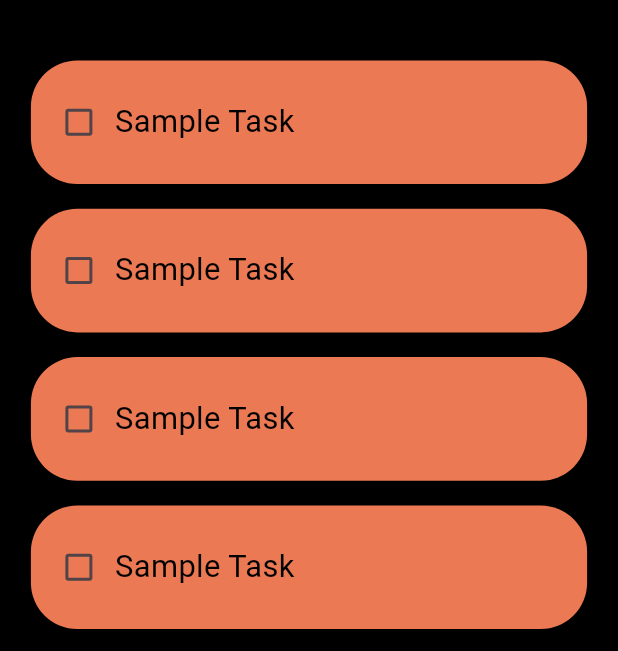
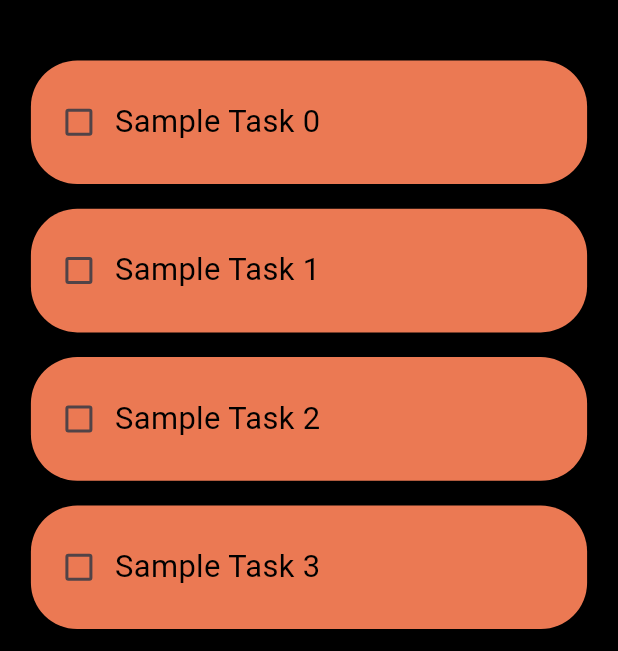
Before and after one commit to Layanga-Rajapakshe/TaskBuddy, a Flutter app: the screen it shows after launch, on a phone screen of 412 x 824 dp. Shown: the part 432-1083 px from the top of the screen. Run offline on Flutter 3.47's test engine with Material 3 defaults, Android fonts, the phone set to English and light mode, and no system bars; our stand-ins replace device_preview, google_fonts; Roboto replaces fonts that are missing (Numans).

Commit message:
updated task page

```diff
--- /dev/null
+++ b/taskbuddy/devtools_options.yaml
@@ -0,0 +1,3 @@
+description: This file stores settings for Dart & Flutter DevTools.
+documentation: https://docs.flutter.dev/tools/devtools/extensions#configure-extension-enablement-states
+extensions:
--- a/taskbuddy/lib/main.dart
+++ b/taskbuddy/lib/main.dart
@@ -2,9 +2,15 @@
 import 'package:taskbuddy/addTask.dart';
 import 'package:google_fonts/google_fonts.dart';
 import 'package:taskbuddy/task.dart';
+import 'package:device_preview/device_preview.dart';
 
 void main() {
-  runApp(const MyApp());
+  runApp(
+    DevicePreview(
+    enabled: true,
+    builder: (context) => const MyApp(), // Wrap your app
+  ),
+    );
 }
 
 class MyApp extends StatelessWidget {
@@ -93,7 +99,7 @@
                   children:
                     List.generate(
                       10,
-                      (index) => Task(),
+                      (index) => Task(taskName: "Sample Task $index"),
                       )
                 )
               ],
--- a/taskbuddy/lib/task.dart
+++ b/taskbuddy/lib/task.dart
@@ -1,12 +1,20 @@
 import 'package:flutter/material.dart';
 import 'package:google_fonts/google_fonts.dart';
 
-class Task extends StatelessWidget {
-  const Task({super.key});
+class Task extends StatefulWidget {
+  final String taskName;
+
+  const Task({super.key, required this.taskName});
+
+  @override
+  State<Task> createState() => _TaskState();
+}
+
+class _TaskState extends State<Task> {
+  bool status = false;
 
   @override
   Widget build(BuildContext context) {
-
     double screenHeight = MediaQuery.of(context).size.height;
     double screenWidth = MediaQuery.of(context).size.width;
 
@@ -15,26 +23,29 @@ class Task extends StatelessWidget {
       margin: EdgeInsets.only(top: screenHeight * 0.02),
       decoration: BoxDecoration(
         borderRadius: BorderRadius.circular(screenWidth * 0.075),
-        color: Color.fromARGB(255, 235, 121, 83),
+        color: const Color.fromARGB(255, 235, 121, 83),
       ),
       height: screenHeight * 0.1,
       width: screenWidth * 0.9,
       child: Row(
         children: [
           Checkbox(
-            value: false,
-            onChanged: (value){
-              value = value!;
-            }
+            value: status,
+            onChanged: (value) {
+              setState(() {
+                status = value!;
+              });
+            },
           ),
           Text(
-            "Sample Task",
+            widget.taskName,
             style: GoogleFonts.numans(
               color: Colors.black,
               fontSize: screenWidth * 0.05,
               height: 1.0,
+              decoration: status ? TextDecoration.lineThrough : null,
             ),
-          )
+          ),
         ],
       ),
     );
--- a/taskbuddy/pubspec.yaml
+++ b/taskbuddy/pubspec.yaml
@@ -36,6 +36,7 @@ dependencies:
   # Use with the CupertinoIcons class for iOS style icons.
   cupertino_icons: ^1.0.6
   google_fonts: ^6.2.1
+  device_preview: ^1.2.0
 
 dev_dependencies:
   flutter_test:
```
Also changed, not shown: taskbuddy/pubspec.lock, 1 other file.
